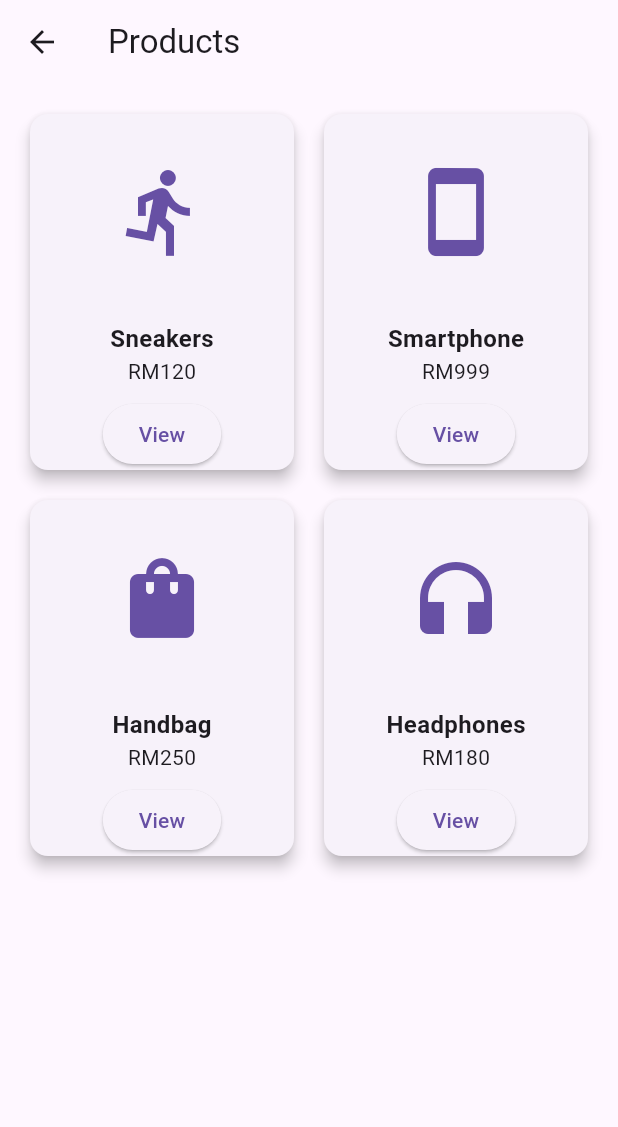
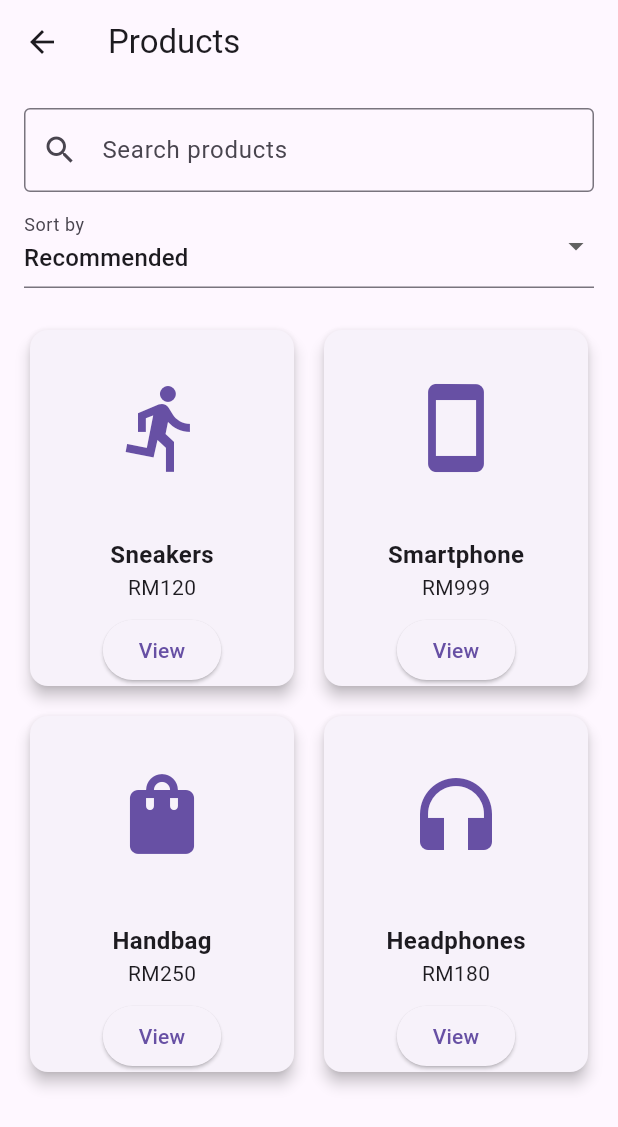
Before and after one commit to Calipfaith/my_web_app, a Flutter app: the ProductGridPage screen opened by its route, on a phone screen of 412 x 824 dp. Shown: the top 1127 px of the screen. Run offline on Flutter 3.47's test engine with Material 3 defaults, Android fonts, the phone set to English and light mode, and no system bars; our stand-ins replace shared_preferences; accounts and stored records are empty.

Commit message:
Add product search and price sorting

```diff
--- a/lib/pages/product_grid_page.dart
+++ b/lib/pages/product_grid_page.dart
@@ -2,20 +2,68 @@ import 'package:flutter/material.dart';
 import '../models/product.dart';
 import '../widgets/product_image.dart';
 
-class ProductGridPage extends StatelessWidget {
+class ProductGridPage extends StatefulWidget {
+  const ProductGridPage({super.key});
+
+  @override
+  State<ProductGridPage> createState() => _ProductGridPageState();
+}
+
+class _ProductGridPageState extends State<ProductGridPage> {
+  String searchQuery = '';
+  String sortOrder = 'Recommended';
+
   @override
   Widget build(BuildContext context) {
     final arguments = ModalRoute.of(context)?.settings.arguments;
     final category = arguments is Map ? arguments['category'] as String? : null;
-    final visibleProducts = category == null
+    var visibleProducts = category == null
         ? products
         : products.where((product) => product.category == category).toList();
+    visibleProducts = visibleProducts
+        .where((product) => product.name.toLowerCase().contains(searchQuery))
+        .toList();
+    if (sortOrder == 'Price: Low to high') {
+      visibleProducts.sort((a, b) => a.price.compareTo(b.price));
+    } else if (sortOrder == 'Price: High to low') {
+      visibleProducts.sort((a, b) => b.price.compareTo(a.price));
+    }
 
     return Scaffold(
       appBar: AppBar(title: Text(category == null ? "Products" : category)),
-      body: visibleProducts.isEmpty
-          ? Center(child: Text("No products found"))
-          : GridView.builder(
+      body: Column(
+        children: [
+          Padding(
+            padding: const EdgeInsets.fromLTRB(16, 16, 16, 8),
+            child: TextField(
+              decoration: const InputDecoration(
+                labelText: 'Search products',
+                prefixIcon: Icon(Icons.search),
+                border: OutlineInputBorder(),
+              ),
+              onChanged: (value) => setState(() {
+                searchQuery = value.trim().toLowerCase();
+              }),
+            ),
+          ),
+          Padding(
+            padding: const EdgeInsets.symmetric(horizontal: 16),
+            child: DropdownButtonFormField<String>(
+              initialValue: sortOrder,
+              decoration: const InputDecoration(labelText: 'Sort by'),
+              items: const [
+                DropdownMenuItem(value: 'Recommended', child: Text('Recommended')),
+                DropdownMenuItem(value: 'Price: Low to high', child: Text('Price: Low to high')),
+                DropdownMenuItem(value: 'Price: High to low', child: Text('Price: High to low')),
+              ],
+              onChanged: (value) => setState(() => sortOrder = value!),
+            ),
+          ),
+          const SizedBox(height: 8),
+          Expanded(
+            child: visibleProducts.isEmpty
+                ? const Center(child: Text("No products found"))
+                : GridView.builder(
         padding: EdgeInsets.all(16),
         gridDelegate: SliverGridDelegateWithFixedCrossAxisCount(
           crossAxisCount: 2,
@@ -65,6 +113,9 @@ class ProductGridPage extends StatelessWidget {
             ),
           );
         },
+                ),
+          ),
+        ],
       ),
     );
   }
```
Also changed, not shown: 1 other file.
